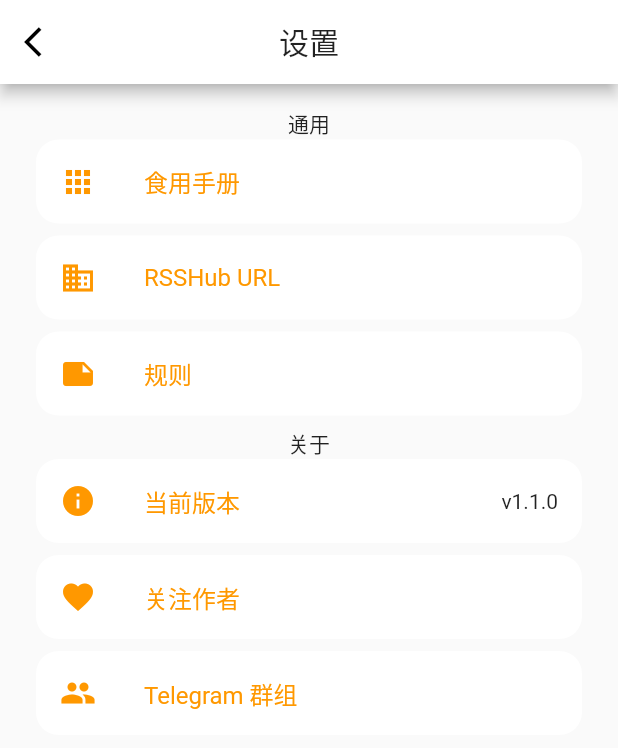
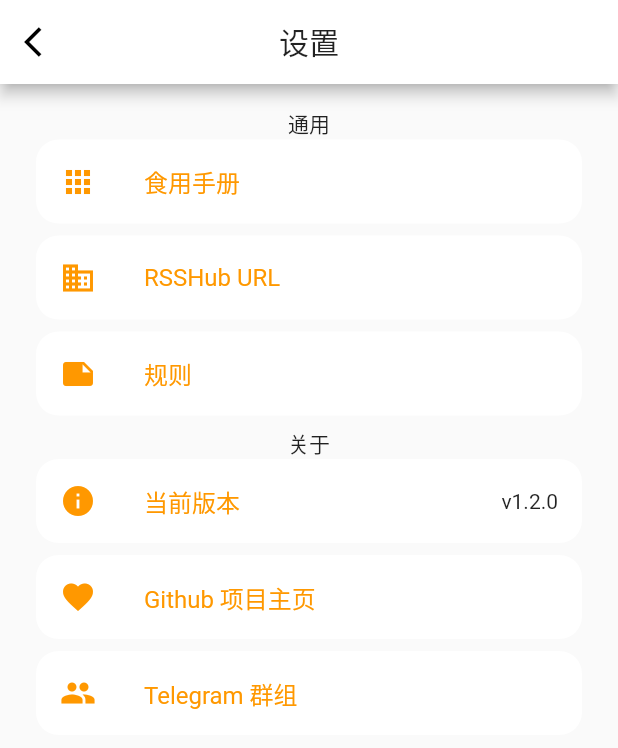
Before and after one commit to LeetaoGoooo/RSSAid, a Flutter app: the SettingPage screen opened directly, on a phone screen of 412 x 824 dp. Shown: the top 748 px of the screen. Run offline on Flutter 3.47's test engine with Material 2 defaults, Android fonts, the phone set to English and light mode, and no system bars; our stand-ins replace share, shared_preferences; missing offline and left inert: flutter_js, flutter_link_preview, linkify, receive_sharing_intent; accounts and stored records are empty; network calls fail.

Commit message:
docs 更新 README

```diff
--- a/lib/views/settings.dart
+++ b/lib/views/settings.dart
@@ -238,9 +238,9 @@ class AboutRows extends StatelessWidget {
     return ListView(
       shrinkWrap: true,
       children: [
-        _buildAboutItem("当前版本", Icons.info, "v1.1.0", null),
-        _buildAboutItem("关注作者", Icons.favorite, null,
-            "https://www.zhihu.com/people/tao-lee-68-32"),
+        _buildAboutItem("当前版本", Icons.info, "v1.2.0", null),
+        _buildAboutItem("Github 项目主页", Icons.favorite, null,
+            "https://github.com/lt94/RSSAid"),
         _buildAboutItem(
             'Telegram 群组', Icons.group, null, "https://t.me/rssaid"),
       ],
```
Also changed, not shown: 1 other file.
